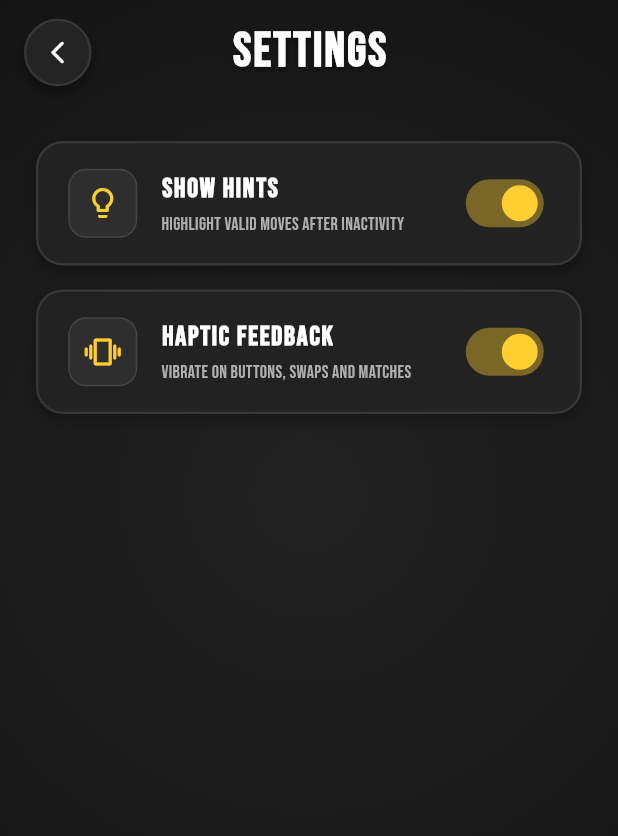
After one commit to sidhant947/Match3, a Flutter app: the SettingsView screen opened directly, on a phone screen of 412 x 824 dp. The commit adds this screen. Shown: the top 836 px of the screen. Run offline on Flutter 3.47's test engine with Material 3 defaults, Android fonts, the phone set to English and light mode, and no system bars; our stand-ins replace flutter_riverpod, hive, hive_flutter; missing offline and left inert: flame; accounts and stored records are empty.

Commit message:
Fixes #1 , #7 , #9 , #10 & #11

```diff
--- a/lib/ui/core/widgets/tangible_button.dart
+++ b/lib/ui/core/widgets/tangible_button.dart
@@ -1,5 +1,5 @@
 import 'package:flutter/material.dart';
-import 'package:flutter/services.dart';
+import 'package:match3/ui/core/utils/haptic_service.dart';
 
 class TangibleButton extends StatefulWidget {
   const TangibleButton({
@@ -45,7 +45,7 @@ class _TangibleButtonState extends State<TangibleButton> with SingleTickerProvid
     if (widget.onPressed != null) {
       setState(() => _isPressed = true);
       _animController.reverse();
-      HapticFeedback.lightImpact().catchError((_) {});
+      HapticService.lightImpact();
     }
   }
 
--- a/lib/ui/features/level_select/views/level_select_view.dart
+++ b/lib/ui/features/level_select/views/level_select_view.dart
@@ -1,9 +1,9 @@
 import 'dart:math' as math;
 import 'package:flutter/material.dart';
-import 'package:flutter/services.dart';
 import 'package:flutter_riverpod/flutter_riverpod.dart';
 
 import 'package:match3/domain/models/level_generator.dart';
+import 'package:match3/ui/core/utils/haptic_service.dart';
 import 'package:match3/ui/features/game/views/game_view.dart';
 import 'package:match3/ui/providers.dart';
 
@@ -35,7 +35,7 @@ class _LevelSelectViewState extends ConsumerState<LevelSelectView> {
   Widget _backButton() {
     return GestureDetector(
       onTap: () {
-        HapticFeedback.mediumImpact().catchError((_) {});
+        HapticService.mediumImpact();
         Navigator.pop(context);
       },
       child: Container(
@@ -283,7 +283,7 @@ class _LevelSelectViewState extends ConsumerState<LevelSelectView> {
     return GestureDetector(
       onTap: isClickable
           ? () async {
-              HapticFeedback.lightImpact().catchError((_) {});
+              HapticService.lightImpact();
               await Navigator.push(
                 context,
                 MaterialPageRoute(
--- /dev/null
+++ b/lib/ui/features/settings/views/settings_view.dart
@@ -0,0 +1,240 @@
+import 'package:flutter/material.dart';
+import 'package:flutter_riverpod/flutter_riverpod.dart';
+import 'package:match3/ui/core/utils/haptic_service.dart';
+import 'package:match3/ui/providers.dart';
+
+class SettingsView extends ConsumerWidget {
+  const SettingsView({super.key});
+
+  Widget _backButton(BuildContext context) {
+    return GestureDetector(
+      onTap: () {
+        HapticService.mediumImpact();
+        Navigator.pop(context);
+      },
+      child: Container(
+        padding: const EdgeInsets.all(12),
+        decoration: BoxDecoration(
+          color: const Color(0xFF242424),
+          shape: BoxShape.circle,
+          boxShadow: [
+            BoxShadow(
+              color: Colors.black.withValues(alpha: 0.4),
+              offset: const Offset(0, 4),
+              blurRadius: 6,
+            ),
+          ],
+          border: Border.all(color: const Color(0xFF383838), width: 1.5),
+        ),
+        child: const Icon(
+          Icons.arrow_back_ios_new_rounded,
+          size: 18,
+          color: Colors.white,
+        ),
+      ),
+    );
+  }
+
+  @override
+  Widget build(BuildContext context, WidgetRef ref) {
+    final homeState = ref.watch(homeViewModelProvider);
+    final progressRepo = ref.read(progressRepositoryProvider);
+    final hintsEnabled = homeState.progress?.hintsEnabled ?? true;
+    final hapticsEnabled = homeState.progress?.hapticsEnabled ?? true;
+
+    return Scaffold(
+      body: Container(
+        decoration: const BoxDecoration(
+          gradient: RadialGradient(
+            center: Alignment(0, -0.2),
+            radius: 1.3,
+            colors: [Color(0xFF222222), Color(0xFF161616), Color(0xFF0F0F0F)],
+            stops: [0.0, 0.65, 1.0],
+          ),
+        ),
+        child: SafeArea(
+          child: Column(
+            children: [
+              Padding(
+                padding: const EdgeInsets.symmetric(horizontal: 16, vertical: 12),
+                child: Row(
+                  children: [
+                    _backButton(context),
+                    const Expanded(
+                      child: Center(
+                        child: Text(
+                          'SETTINGS',
+                          style: TextStyle(
+                            fontFamily: 'BebasNeue',
+                            fontSize: 32,
+                            fontWeight: FontWeight.w900,
+                            color: Colors.white,
+                            letterSpacing: 1.5,
+                            shadows: [
+                              Shadow(
+                                offset: Offset(0, 2),
+                                blurRadius: 4.0,
+                                color: Colors.black45,
+                              ),
+                            ],
+                          ),
+                        ),
+                      ),
+                    ),
+                    const SizedBox(width: 44),
+                  ],
+                ),
+              ),
+              const SizedBox(height: 24),
+              Padding(
+                padding: const EdgeInsets.symmetric(horizontal: 24),
+                child: Container(
+                  padding: const EdgeInsets.symmetric(horizontal: 20, vertical: 16),
+                  decoration: BoxDecoration(
+                    color: const Color(0xFF222222),
+                    borderRadius: BorderRadius.circular(18),
+                    border: Border.all(color: const Color(0xFF383838), width: 1.5),
+                    boxShadow: [
+                      BoxShadow(
+                        color: Colors.black.withValues(alpha: 0.3),
+                        offset: const Offset(0, 4),
+                        blurRadius: 8,
+                      ),
+                    ],
+                  ),
+                  child: Row(
+                    children: [
+                      Container(
+                        padding: const EdgeInsets.all(10),
+                        decoration: BoxDecoration(
+                          color: const Color(0xFF2E2E2E),
+                          borderRadius: BorderRadius.circular(12),
+                          border: Border.all(color: const Color(0xFF444444)),
+                        ),
+                        child: const Icon(
+                          Icons.lightbulb_outline_rounded,
+                          color: Color(0xFFFFCE31),
+                          size: 24,
+                        ),
+                      ),
+                      const SizedBox(width: 16),
+                      const Expanded(
+                        child: Column(
+                          crossAxisAlignment: CrossAxisAlignment.start,
+                          children: [
+                            Text(
+                              'SHOW HINTS',
+                              style: TextStyle(
+                                fontFamily: 'BebasNeue',
+                                fontSize: 18,
+                                fontWeight: FontWeight.w900,
+                                color: Colors.white,
+                                letterSpacing: 1.2,
+                              ),
+                            ),
+                            SizedBox(height: 2),
+                            Text(
+                              'Highlight valid moves after inactivity',
+                              style: TextStyle(
+                                fontSize: 12,
+                                color: Color(0xFFB0B0B0),
+                              ),
+                            ),
+                          ],
+                        ),
+                      ),
+                      Switch(
+                        value: hintsEnabled,
+                        activeThumbColor: const Color(0xFFFFCE31),
+                        activeTrackColor: const Color(0xFFFFCE31).withValues(alpha: 0.4),
+                        inactiveThumbColor: const Color(0xFF777777),
+                        inactiveTrackColor: const Color(0xFF333333),
+                        onChanged: (val) {
+                          HapticService.lightImpact();
+                          progressRepo.setHintsEnabled(val);
+                        },
+                      ),
+                    ],
+                  ),
+                ),
+              ),
+              const SizedBox(height: 16),
+              Padding(
+                padding: const EdgeInsets.symmetric(horizontal: 24),
+                child: Container(
+                  padding: const EdgeInsets.symmetric(horizontal: 20, vertical: 16),
+                  decoration: BoxDecoration(
+                    color: const Color(0xFF222222),
+                    borderRadius: BorderRadius.circular(18),
+                    border: Border.all(color: const Color(0xFF383838), width: 1.5),
+                    boxShadow: [
+                      BoxShadow(
+                        color: Colors.black.withValues(alpha: 0.3),
+                        offset: const Offset(0, 4),
+                        blurRadius: 8,
+                      ),
+                    ],
+                  ),
+                  child: Row(
+                    children: [
+                      Container(
+                        padding: const EdgeInsets.all(10),
+                        decoration: BoxDecoration(
+                          color: const Color(0xFF2E2E2E),
+                          borderRadius: BorderRadius.circular(12),
+                          border: Border.all(color: const Color(0xFF444444)),
+                        ),
+                        child: const Icon(
+                          Icons.vibration_rounded,
+                          color: Color(0xFFFFCE31),
+                          size: 24,
+                        ),
+                      ),
+                      const SizedBox(width: 16),
+                      const Expanded(
+                        child: Column(
+                          crossAxisAlignment: CrossAxisAlignment.start,
+                          children: [
+                            Text(
+                              'HAPTIC FEEDBACK',
+                              style: TextStyle(
+                                fontFamily: 'BebasNeue',
+                                fontSize: 18,
+                                fontWeight: FontWeight.w900,
+                                color: Colors.white,
+                                letterSpacing: 1.2,
+                              ),
+                            ),
+                            SizedBox(height: 2),
+                            Text(
+                              'Vibrate on buttons, swaps and matches',
+                              style: TextStyle(
+                                fontSize: 12,
+                                color: Color(0xFFB0B0B0),
+                              ),
+                            ),
+                          ],
+                        ),
+                      ),
+                      Switch(
+                        value: hapticsEnabled,
+                        activeThumbColor: const Color(0xFFFFCE31),
+                        activeTrackColor: const Color(0xFFFFCE31).withValues(alpha: 0.4),
+                        inactiveThumbColor: const Color(0xFF777777),
+                        inactiveTrackColor: const Color(0xFF333333),
+                        onChanged: (val) {
+                          if (val) HapticService.lightImpact();
+                          progressRepo.setHapticsEnabled(val);
+                        },
+                      ),
+                    ],
+                  ),
+                ),
+              ),
+            ],
+          ),
+        ),
+      ),
+    );
+  }
+}
```
Also changed, not shown: lib/data/repositories/progress_repository.dart (+15 -0 lines), lib/data/services/user_progress_adapter.dart (+7 -1 lines), lib/domain/models/game_state_model.dart (+8 -0 lines), lib/domain/models/user_progress.dart (+8 -0 lines), lib/ui/core/utils/haptic_service.dart (added, +25 -0 lines), lib/ui/features/game/view_models/game_view_model.dart (+78 -14 lines), lib/ui/features/game/views/game_view.dart (+122 -14 lines), lib/ui/features/game/widgets/match3_game.dart (+11 -0 lines), lib/ui/features/home/views/home_view.dart (+38 -6 lines).
